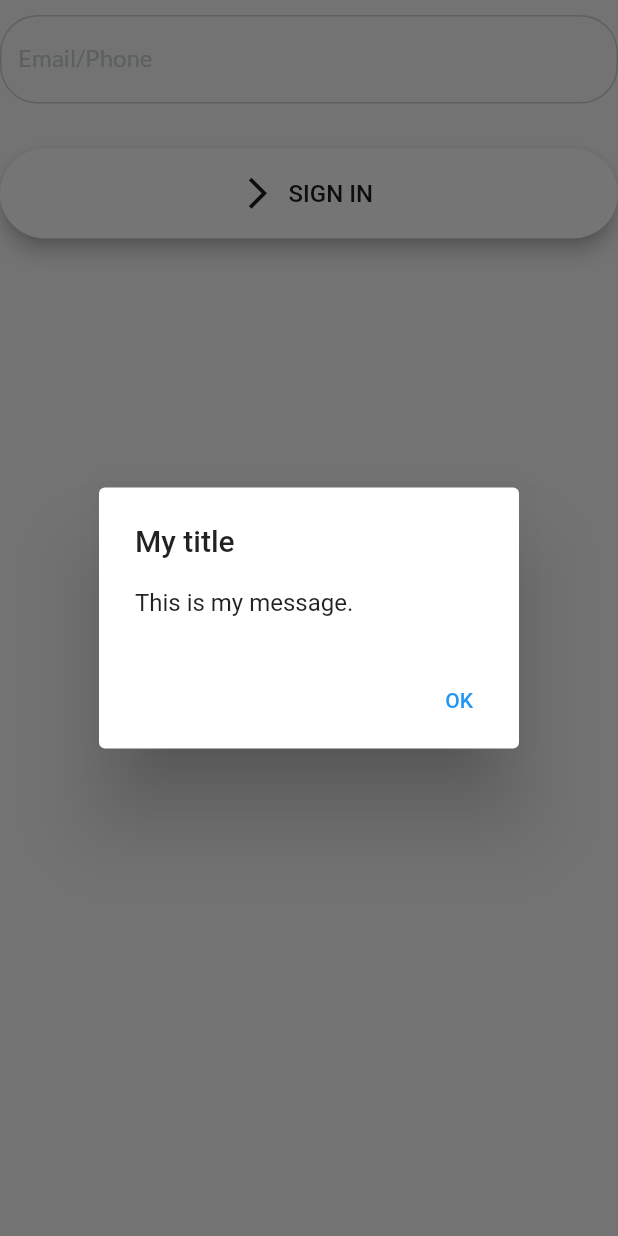
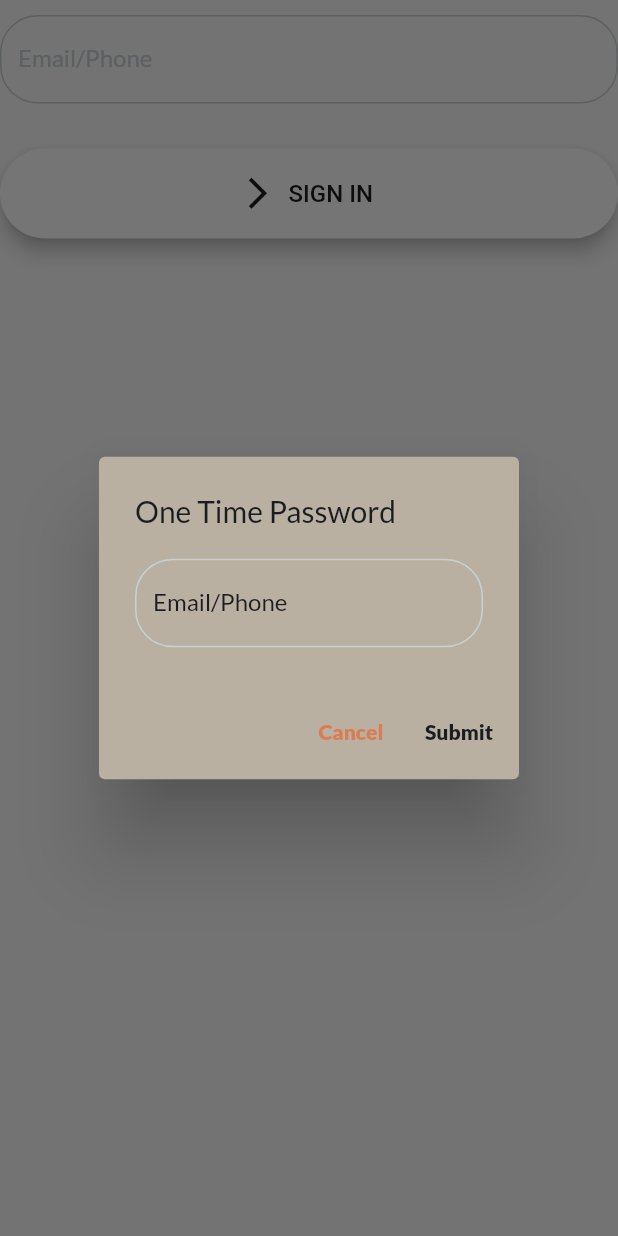
Before and after one commit to faysalneowaz/tractiv, a Flutter app: the Signin widget shown alone on an empty page, opened directly, after a tap on "SIGN IN", on a phone screen of 412 x 824 dp. Run offline on Flutter 3.47's test engine with Material 2 defaults, Android fonts, the phone set to English and light mode, and no system bars; our stand-ins replace google_fonts.

Commit message:
onboard screen 1 is constructing

```diff
--- a/lib/screens/signinsignup/body/signin.dart
+++ b/lib/screens/signinsignup/body/signin.dart
@@ -2,6 +2,7 @@ import 'package:flutter/material.dart';
 import 'package:google_fonts/google_fonts.dart';
 import 'package:tractiv/constent/appconstent.dart';
 import 'package:tractiv/constent/whiteiconbutton.dart';
+import 'package:tractiv/onbording/onboardpageview.dart';
 
 class Signin extends StatefulWidget {
   const Signin({super.key});
@@ -56,17 +57,68 @@ class _SigninState extends State<Signin> {
   showAlertDialog(BuildContext context) {
     // set up the button
     Widget okButton = TextButton(
-      child: Text("OK"),
+      child: Text(
+        "Submit",
+        style: GoogleFonts.getFont(
+          "Lato",
+          color: Appconstent.onyx,
+          fontWeight: FontWeight.w900,
+        ),
+      ),
       onPressed: () {
         Navigator.pop(context);
+        // OnboardPageview
+        Navigator.push(
+          context,
+          MaterialPageRoute(builder: (context) => const OnboardPageview()),
+        );
+      },
+    );
+
+    Widget cancelButton = TextButton(
+      child: Text(
+        "Cancel",
+        style: GoogleFonts.getFont(
+          "Lato",
+          color: Appconstent.rust,
+          fontWeight: FontWeight.w900,
+        ),
+      ),
+      onPressed: () {
+        Navigator.pop(context);
+        // OnboardPageview
       },
     );
 
     // set up the AlertDialog
     AlertDialog alert = AlertDialog(
-      title: const Text("My title"),
-      content: Text("This is my message."),
+      backgroundColor: Appconstent.sand,
+      title: Text(
+        "One Time Password",
+        style: GoogleFonts.getFont(
+          "Lato",
+          color: Appconstent.onyx,
+        ),
+      ),
+      content: TextField(
+        style: GoogleFonts.getFont(
+          "Lato",
+          color: Appconstent.onyx,
+        ),
+        cursorColor: Appconstent.onyx,
+        decoration: InputDecoration(
+          enabledBorder: outlinemethod(),
+          focusedBorder: outlinemethod(),
+          border: outlinemethod(),
+          labelText: 'Email/Phone',
+          hintText: 'Enter Email or Phone',
+          hintStyle: GoogleFonts.getFont("Lato", color: Appconstent.onyx),
+          labelStyle: GoogleFonts.getFont("Lato", color: Appconstent.onyx),
+          focusColor: Appconstent.fossil,
+        ),
+      ),
       actions: [
+        cancelButton,
         okButton,
       ],
     );
```
Also changed, not shown: lib/onbording/body/onboarding2.dart (added, +15 -0 lines), lib/onbording/body/onboarding3.dart (added, +15 -0 lines), lib/onbording/body/onbording1.dart (added, +64 -0 lines), lib/onbording/onboardpageview.dart (+120 -0 lines), assets/image/hiking.png (added), assets/image/hikingimg.png (added), assets/image/surficon.png (added), assets/image/surfingimg.png (added), assets/image/weighticon.png (added), assets/image/yogaimg.png (added).
